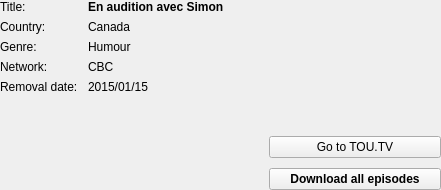
bvanheu/pytoutv, file toutvqt/dat/ui/emission_infos_widget.ui: the form before one commit.
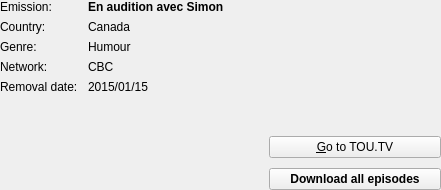
The form after the commit.

Commit message: Qt: be more precise in infos widgets labels

Patch:
```diff
--- a/toutvqt/dat/ui/emission_infos_widget.ui
+++ b/toutvqt/dat/ui/emission_infos_widget.ui
@@ -33,7 +33,7 @@
        <item row="0" column="0">
         <widget class="QLabel" name="title_label">
          <property name="text">
-          <string>Title:</string>
+          <string>Emission:</string>
          </property>
         </widget>
        </item>
@@ -187,7 +187,7 @@
         </size>
        </property>
        <property name="text">
-        <string>Go to TOU.TV</string>
+        <string>&amp;Go to TOU.TV</string>
        </property>
       </widget>
      </item>
```
The commit also changes 2 other files.
